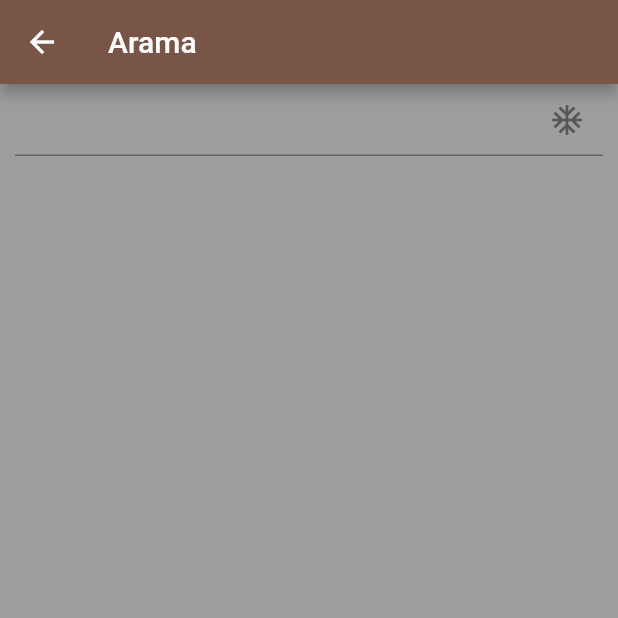
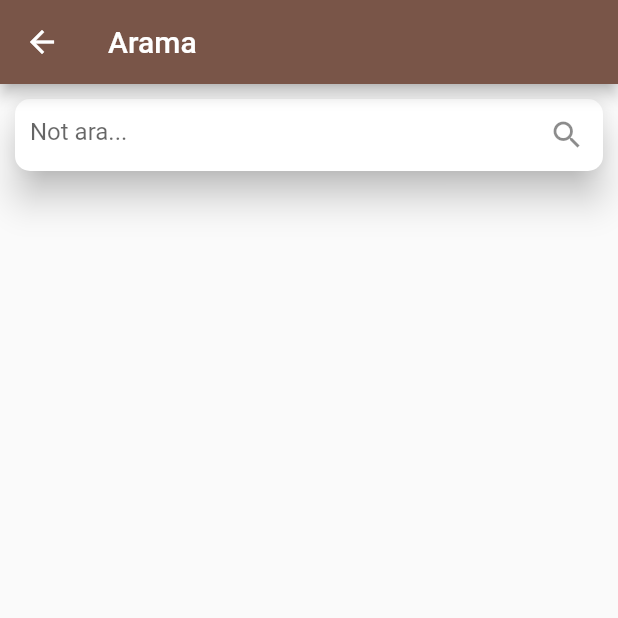
Before and after one commit to KadriyeMacit/Hello-World-Note-Book-GetX, a Flutter app: the SearchPage screen opened by its route, on a phone screen of 412 x 824 dp, the top half of it. Run offline on Flutter 3.47's test engine with Material 2 defaults, Android fonts, the phone set to English and light mode, and no system bars; our stand-ins replace get.

Commit message:
Search servisleri eklendi. Arayüz düzeltildi.

```diff
--- a/my_note_book/lib/data/get_controllers.dart
+++ b/my_note_book/lib/data/get_controllers.dart
@@ -3,6 +3,7 @@ import 'package:my_note_book/data/services/add_notes/add_notes_service.dart';
 import 'package:my_note_book/data/services/home/home_service.dart';
 import 'package:my_note_book/data/services/login/login_service.dart';
 import 'package:my_note_book/data/services/register/register_service.dart';
+import 'package:my_note_book/data/services/search/search_service.dart';
 import 'package:my_note_book/views/add_notes/add_notes_controller.dart';
 import 'package:my_note_book/views/home/home_controller.dart';
 import 'package:my_note_book/views/info/info_controller.dart';
@@ -26,4 +27,5 @@ Future getControllers() async {
   Get.lazyPut<LoginService>(() => LoginServiceImp());
   Get.lazyPut<AddNotesService>(() => AddNotesServiceImp());
   Get.lazyPut<HomeService>(() => HomeServiceImp());
+  Get.lazyPut<SearchService>(() => SearchServiceImp());
 }
--- /dev/null
+++ b/my_note_book/lib/data/services/search/model/search_request_model.dart
@@ -0,0 +1,15 @@
+import 'dart:convert';
+
+String searchRequestModelToJson(SearchRequestModel data) => json.encode(data.toJson());
+
+class SearchRequestModel {
+  final String title;
+
+  SearchRequestModel({
+    required this.title,
+  });
+
+  Map<String, dynamic> toJson() => {
+        "title": title,
+      };
+}
--- a/my_note_book/lib/views/search/search_page.dart
+++ b/my_note_book/lib/views/search/search_page.dart
@@ -14,7 +14,6 @@ class SearchPage extends GetWidget<SearchController> {
     controller.error.listen((error) => _errorDialog());
 
     return Scaffold(
-      backgroundColor: Colors.grey,
       appBar: AppBar(
         title: Text(searchAppBarText),
         backgroundColor: mainColor,
@@ -30,6 +29,7 @@ class SearchPage extends GetWidget<SearchController> {
           child: ListView(
             padding: const EdgeInsets.symmetric(horizontal: 10),
             children: [
+              _buildSpace(),
               _buildSearchName(),
               SizedBox(height: 30),
               _buildNoItemCard(),
@@ -93,13 +93,16 @@ class SearchPage extends GetWidget<SearchController> {
 
   Widget _buildNoItemTitle() {
     return Text(
-      '',
+      'Üzgünümm',
+      style: TextStyle(
+        fontWeight: FontWeight.bold,
+      ),
     );
   }
 
   Widget _buildNoItemDescription() {
     return Text(
-      '',
+      'Aradığın not yok',
     );
   }
 
@@ -114,10 +117,22 @@ class SearchPage extends GetWidget<SearchController> {
   }
 
   Widget _buildSearchName() {
-    return _buildSearchNameTextField(
-      controller.namesTextController,
-      // _nameFocusNode,
-      '',
+    return Material(
+      elevation: 10,
+      color: white,
+      shape: RoundedRectangleBorder(
+        borderRadius: BorderRadius.all(
+          Radius.circular(10),
+        ),
+      ),
+      child: Padding(
+        padding: const EdgeInsets.only(left: 10),
+        child: _buildSearchNameTextField(
+          controller.namesTextController,
+          // _nameFocusNode,
+          'Not ara...',
+        ),
+      ),
     );
   }
 
@@ -131,16 +146,11 @@ class SearchPage extends GetWidget<SearchController> {
       textInputAction: TextInputAction.next,
       controller: textFieldValidatorController,
       decoration: InputDecoration(
+        border: InputBorder.none,
         hintText: hintText,
         //  false,
         suffixIcon: IconButton(
-          // icon: SvgPicture.asset(
-          //   Img.icSearch,
-          //   height: 26,
-          //   width: 26,
-
-          // ),
-          icon: Icon(Icons.ac_unit),
+          icon: Icon(Icons.search),
           onPressed: () {
             //  _nameFocusNode.unfocus();
             controller.search(controller.namesTextController.text);
@@ -198,7 +208,7 @@ class SearchPage extends GetWidget<SearchController> {
     return AnimatedContainer(
       width: Get.width,
       decoration: BoxDecoration(
-        color: Colors.white,
+        color: Colors.brown.shade100,
         borderRadius: const BorderRadius.all(Radius.circular(10)),
       ),
       duration: const Duration(milliseconds: _animationDuration),
```
Also changed, not shown: my_note_book/lib/data/services/search/model/search_response_model.dart (added, +22 -0 lines), my_note_book/lib/data/services/search/search_service.dart (added, +36 -0 lines), my_note_book/lib/views/search/search_controller.dart (+10 -6 lines).
